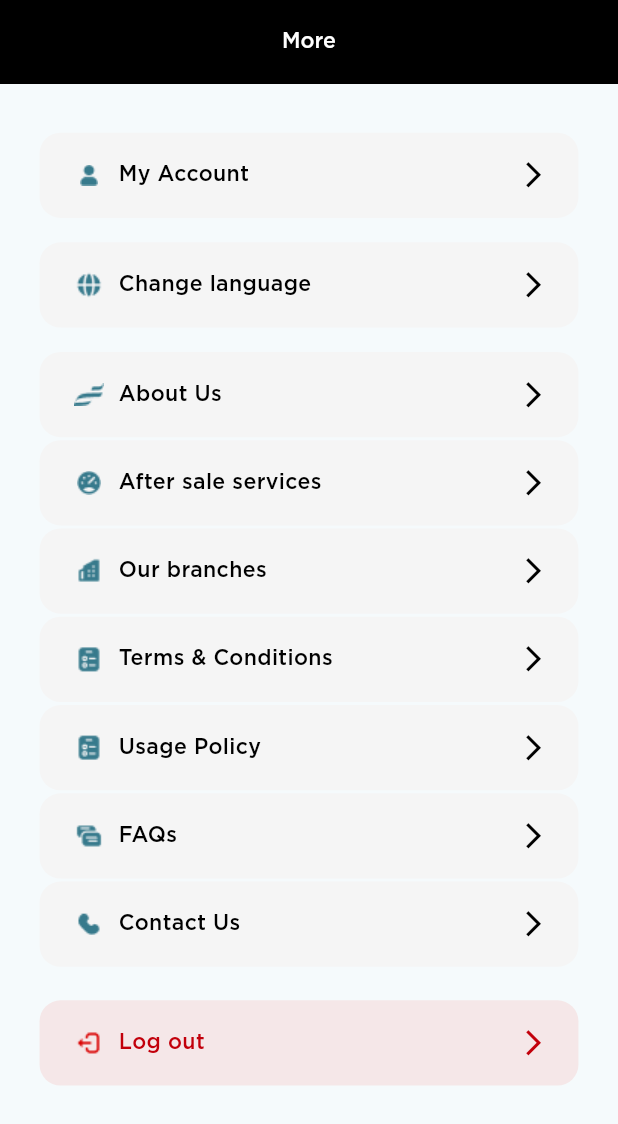
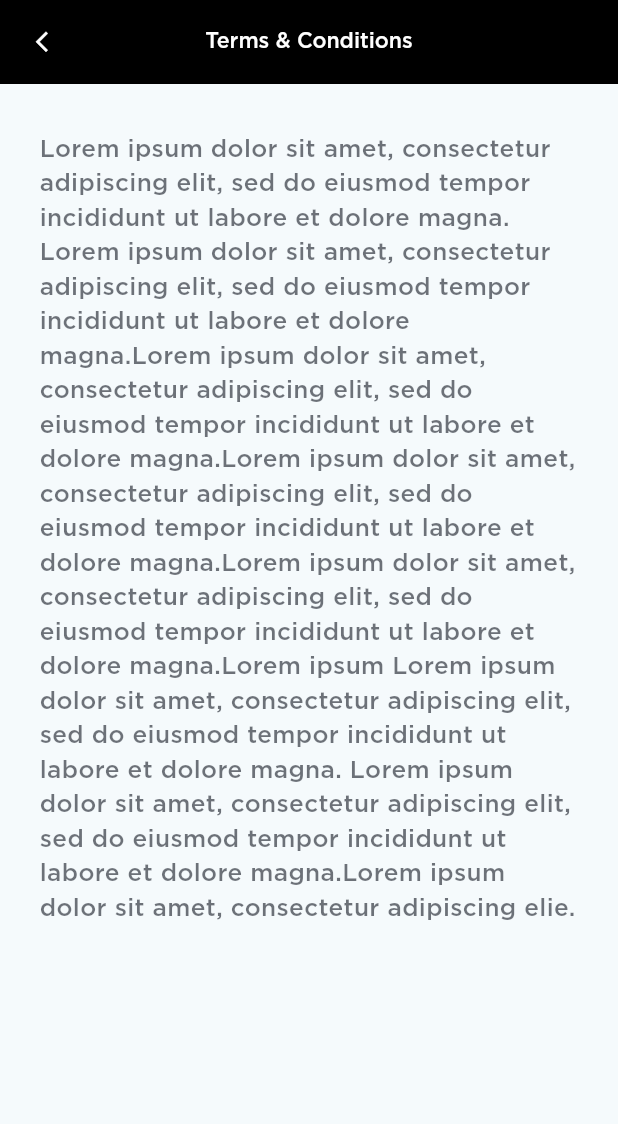
Before and after one commit to ezzAboElmakarem/bin-Omaria-Motors, a Flutter app: the MoreView screen opened directly, after a tap on "Terms & Conditions", on a phone screen of 412 x 824 dp. Shown: the top 1124 px of the screen. Run offline on Flutter 3.47's test engine with Material 3 defaults, Android fonts, the light colour scheme and no system bars; our stand-ins replace card_swiper, carousel_slider, country_code_picker, dio, easy_localization, flutter_image_compress and 7 more; accounts and stored records are empty.

Commit message:
feat (terms _and_condtions) : build  (terms_and_conditions) UI

```diff
--- a/lib/features/more/view/more_view.dart
+++ b/lib/features/more/view/more_view.dart
@@ -3,6 +3,7 @@
 import 'package:bin_omaira_motors/features/more/widgets/more_section_item.dart';
 import 'package:bin_omaira_motors/features/my_account/views/my_account_view.dart';
 import 'package:bin_omaira_motors/features/our_branches/views/our_branches_view.dart';
+import 'package:bin_omaira_motors/features/terms_and_condtions/views/terms_view.dart';
 import 'package:bin_omaira_motors/helper/assets.dart';
 import 'package:bin_omaira_motors/helper/colors_styles.dart';
 import 'package:bin_omaira_motors/helper/routes.dart';
@@ -82,7 +83,9 @@
               MoreSectionItem(
                 sectionTitle: "terms_&_Conditions".tr(),
                 sectionImage: AssetsData.policy,
-                onTap: () {},
+                onTap: () {
+                  RouteUtils.navigateTo(const TermsAndConditionsView());
+                },
                 navigationButton: true,
               ),
               SizedBox(height: 2.h),
--- /dev/null
+++ b/lib/features/terms_and_condtions/views/terms_view.dart
@@ -0,0 +1,41 @@
+import 'package:bin_omaira_motors/helper/colors_styles.dart';
+import 'package:bin_omaira_motors/helper/text_styles.dart';
+import 'package:bin_omaira_motors/widgets/custom_app_bar.dart';
+import 'package:easy_localization/easy_localization.dart';
+import 'package:flutter/material.dart';
+import 'package:flutter_screenutil/flutter_screenutil.dart';
+
+class TermsAndConditionsView extends StatelessWidget {
+  const TermsAndConditionsView({super.key});
+
+  @override
+  Widget build(BuildContext context) {
+    return Scaffold(
+      appBar: CustomAppBar(
+        context: context,
+        title: "terms_&_Conditions".tr(),
+        titleStyle: TextStyles.textstyle14.copyWith(
+          color: Colors.white,
+        ),
+      ),
+      body: SingleChildScrollView(
+        child: Padding(
+          padding: EdgeInsets.symmetric(horizontal: 24.w, vertical: 32.h),
+          child: Column(
+            children: [
+              SizedBox(
+                width: double.infinity,
+                child: Text(
+                  "Lorem ipsum dolor sit amet, consectetur adipiscing elit, sed do eiusmod tempor incididunt ut labore et dolore magna. Lorem ipsum dolor sit amet, consectetur adipiscing elit, sed do eiusmod tempor incididunt ut labore et dolore magna.Lorem ipsum dolor sit amet, consectetur adipiscing elit, sed do eiusmod tempor incididunt ut labore et dolore magna.Lorem ipsum dolor sit amet, consectetur adipiscing elit, sed do eiusmod tempor incididunt ut labore et dolore magna.Lorem ipsum dolor sit amet, consectetur adipiscing elit, sed do eiusmod tempor incididunt ut labore et dolore magna.Lorem ipsum Lorem ipsum dolor sit amet, consectetur adipiscing elit, sed do eiusmod tempor incididunt ut labore et dolore magna. Lorem ipsum dolor sit amet, consectetur adipiscing elit, sed do eiusmod tempor incididunt ut labore et dolore magna.Lorem ipsum dolor sit amet, consectetur adipiscing elie.",
+                  style: TextStyles.textstyle16.copyWith(
+                    color: ColorStyles.blackColor.withOpacity(0.6),
+                  ),
+                ),
+              ),
+            ],
+          ),
+        ),
+      ),
+    );
+  }
+}
```
